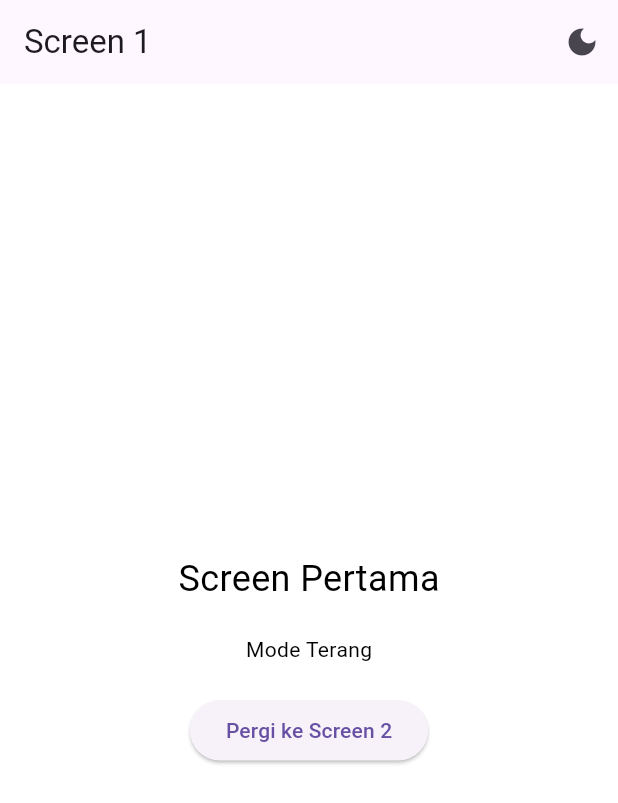
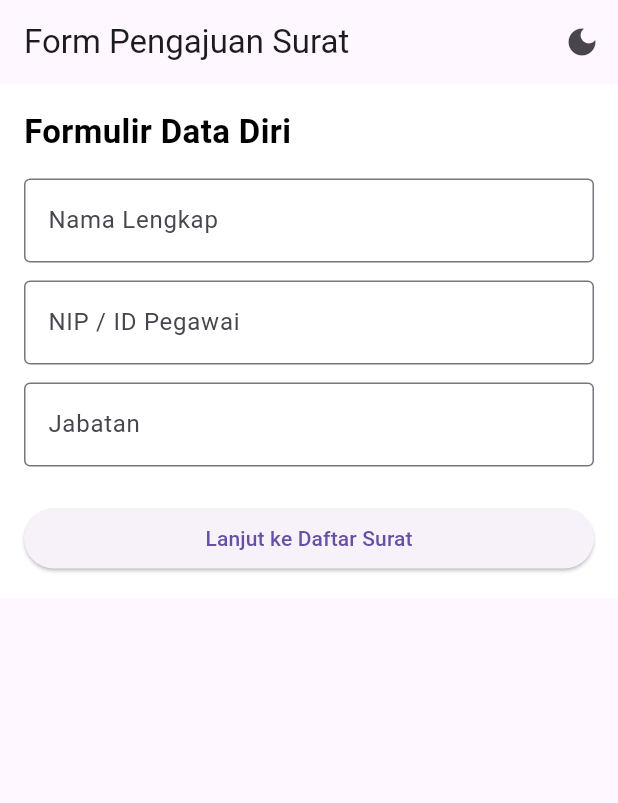
Before and after one commit to maisyadhia/Flutter-Project, a Flutter app: the screen it shows after launch, on a phone screen of 412 x 824 dp. Shown: the top 803 px of the screen. Run offline on Flutter 3.47's test engine with Material 3 defaults, Android fonts, the phone set to English and light mode, and no system bars; our stand-ins replace camera, geolocator; missing offline and left inert: baseflow_plugin_template.

Commit message:
ubah tampilan screen pertama

```diff
--- a/project11/project/lib/first_screen.dart
+++ b/project11/project/lib/first_screen.dart
@@ -1,15 +1,34 @@
 // SCREEN PERTAMA
 import 'package:flutter/material.dart';
 import 'theme_inherited_widget.dart'; // pastikan file ini ada
+import 'second_screen.dart';
 
-class FirstScreen extends StatelessWidget {
+class FirstScreen extends StatefulWidget {
+  @override
+  _FirstScreenState createState() => _FirstScreenState();
+}
+
+class _FirstScreenState extends State<FirstScreen> {
+  final _formKey = GlobalKey<FormState>();
+  final TextEditingController _namaController = TextEditingController();
+  final TextEditingController _nipController = TextEditingController();
+  final TextEditingController _jabatanController = TextEditingController();
+
+  @override
+  void dispose() {
+    _namaController.dispose();
+    _nipController.dispose();
+    _jabatanController.dispose();
+    super.dispose();
+  }
+
   @override
   Widget build(BuildContext context) {
     final themeInherited = ThemeInheritedWidget.of(context);
 
     return Scaffold(
       appBar: AppBar(
-        title: const Text('Screen 1'),
+        title: const Text('Form Pengajuan Surat'),
         actions: [
           IconButton(
             icon: Icon(
@@ -23,34 +42,88 @@ class FirstScreen extends StatelessWidget {
       ),
       body: Container(
         color: themeInherited?.appTheme.backgroundColor,
-        child: Center(
+        padding: const EdgeInsets.all(16),
+        child: SingleChildScrollView(
+          child: Form(
+            key: _formKey,
             child: Column(
-            mainAxisAlignment: MainAxisAlignment.center,
+              crossAxisAlignment: CrossAxisAlignment.stretch,
               children: [
                 Text(
-                'Screen Pertama',
+                  'Formulir Data Diri',
                   style: TextStyle(
-                  fontSize: 24,
+                    fontSize: 22,
+                    fontWeight: FontWeight.bold,
                     color: themeInherited?.appTheme.textColor,
                   ),
                 ),
-              const SizedBox(height: 20),
-              Text(
-                themeInherited?.appTheme.isDarkMode == true
-                    ? 'Mode Gelap'
-                    : 'Mode Terang',
-                style: TextStyle(
-                  color: themeInherited?.appTheme.textColor,
+                const SizedBox(height: 16),
+
+                // Input Nama
+                TextFormField(
+                  controller: _namaController,
+                  decoration: const InputDecoration(
+                    labelText: 'Nama Lengkap',
+                    border: OutlineInputBorder(),
                   ),
+                  validator: (value) {
+                    if (value == null || value.trim().isEmpty) {
+                      return 'Nama wajib diisi';
+                    }
+                    return null;
+                  },
                 ),
-              const SizedBox(height: 20),
+                const SizedBox(height: 12),
+
+                // Input NIP
+                TextFormField(
+                  controller: _nipController,
+                  decoration: const InputDecoration(
+                    labelText: 'NIP / ID Pegawai',
+                    border: OutlineInputBorder(),
+                  ),
+                  keyboardType: TextInputType.number,
+                  validator: (value) {
+                    if (value == null || value.trim().isEmpty) {
+                      return 'NIP wajib diisi';
+                    }
+                    return null;
+                  },
+                ),
+                const SizedBox(height: 12),
+
+                // Input Jabatan
+                TextFormField(
+                  controller: _jabatanController,
+                  decoration: const InputDecoration(
+                    labelText: 'Jabatan',
+                    border: OutlineInputBorder(),
+                  ),
+                  validator: (value) {
+                    if (value == null || value.trim().isEmpty) {
+                      return 'Jabatan wajib diisi';
+                    }
+                    return null;
+                  },
+                ),
+                const SizedBox(height: 24),
+
+                // Tombol Submit
                 ElevatedButton(
                   onPressed: () {
-                  Navigator.pushNamed(context, '/second');
+                    if (_formKey.currentState?.validate() ?? false) {
+                      Navigator.push(
+                        context,
+                        MaterialPageRoute(
+                          builder: (_) => SecondScreen(),
+                        ),
+                      );
+                    }
                   },
-                child: const Text('Pergi ke Screen 2'),
+                  child: const Text('Lanjut ke Daftar Surat'),
                 ),
               ],
+            ),
           ),
         ),
       ),
```
Lines whose indentation alone changed are shown as unchanged.
